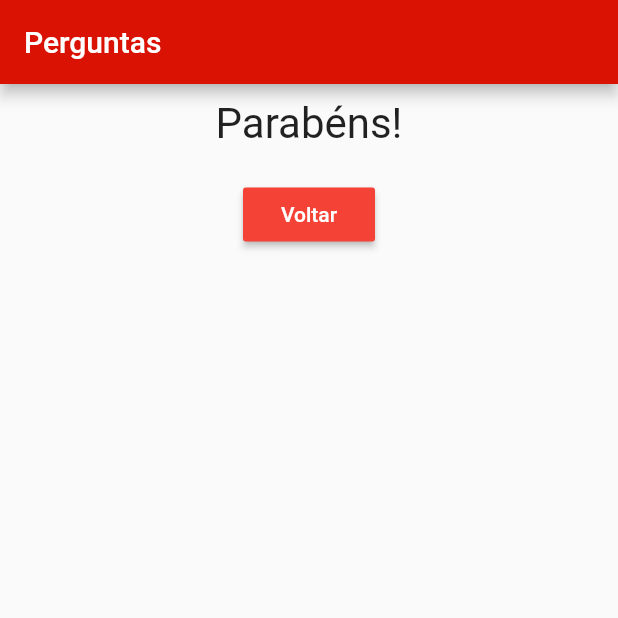
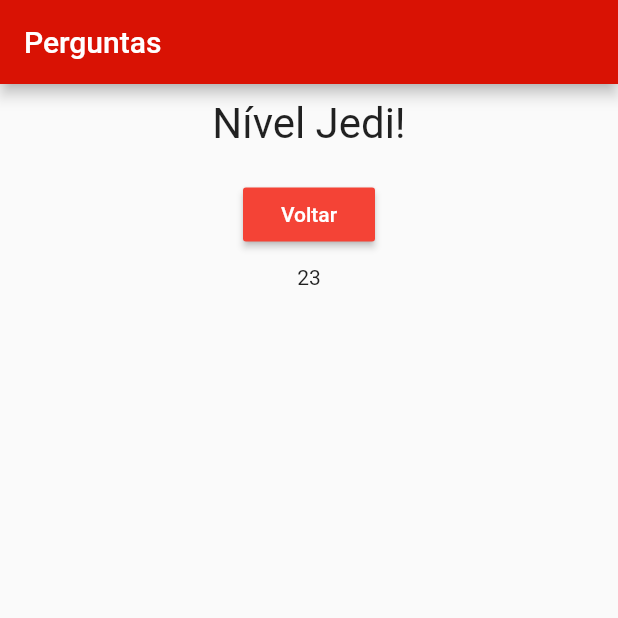
Before and after one commit to pjfernandes/perguntas_app_novo, a Flutter app: the screen it shows after launch, after a tap on "Cachorro", after a tap on "Vermelho", after a tap on "Pedro", on a phone screen of 412 x 824 dp, the top half of it. Run offline on Flutter 3.47's test engine with Material 2 defaults, Android fonts, the phone set to English and light mode, and no system bars.

Commit message:
app done

```diff
--- a/lib/main.dart
+++ b/lib/main.dart
@@ -16,20 +16,37 @@ class PerguntaApp extends StatefulWidget {
 class _PerguntaAppState extends State<PerguntaApp> {
   //ESTADO GERENCIADO NESSA CLASSE
 
-  int _perguntaSelecionada = 0;
+  var _perguntaSelecionada = 0;
+
+  var _pontuacaoTotal = 0;
 
   final _perguntas = const [
     {
       'texto': 'Qual é o seu animal favorito?',
-      'respostas': ['Cachorro', 'Coelho', 'Cobra', 'Elefante']
+      'respostas': [
+        {'texto': 'Cachorro', 'pontuacao': 10},
+        {'texto': 'Coelho', 'pontuacao': 5},
+        {'texto': 'Cobra', 'pontuacao': 8},
+        {'texto': 'Elefante', 'pontuacao': 7},
+      ]
     },
     {
       'texto': 'Qual é a sua cor favorita?',
-      'respostas': ['Preto', 'Vermelho', 'Azul', 'Amarelo'],
+      'respostas': [
+        {'texto': 'Preto', 'pontuacao': 10},
+        {'texto': 'Vermelho', 'pontuacao': 3},
+        {'texto': 'Azul', 'pontuacao': 4},
+        {'texto': 'Amarelo', 'pontuacao': 8},
+      ],
     },
     {
       'texto': 'Qual seu instrutor favorito?',
-      'respostas': ['Maria', 'João', 'Pedro', 'José'],
+      'respostas': [
+        {'texto': 'Maria', 'pontuacao': 7},
+        {'texto': 'João', 'pontuacao': 5},
+        {'texto': 'Pedro', 'pontuacao': 10},
+        {'texto': 'José', 'pontuacao': 10},
+      ],
     },
   ];
 
@@ -37,25 +54,25 @@ class _PerguntaAppState extends State<PerguntaApp> {
     return _perguntaSelecionada < _perguntas.length;
   }
 
-  void _responder() {
+  void _responder(int pontuacao) {
     if (temPerguntaSelecionada) {
       setState(() {
-        if (temPerguntaSelecionada) {}
         _perguntaSelecionada++;
+        _pontuacaoTotal += pontuacao;
       });
     }
-    //print(_perguntaSelecionada);
   }
 
   void reset() {
     setState(() {
       _perguntaSelecionada = 0;
+      _pontuacaoTotal = 0;
     });
   }
 
   @override
   Widget build(BuildContext context) {
-    List<String> respostas = temPerguntaSelecionada
+    List<Map<String, Object>> respostas = temPerguntaSelecionada
         ? _perguntas[_perguntaSelecionada].cast()['respostas']
         : [];
 
@@ -73,15 +90,17 @@ class _PerguntaAppState extends State<PerguntaApp> {
             ? Questionario(
                 perguntas: _perguntas,
                 perguntaSelecionada: _perguntaSelecionada,
-              responder: _responder)
+                responder: (_pontuacaoTotal) => _responder(_pontuacaoTotal),
+              )
             // Column(
             //     children: <Widget>[
             //       Questao(_perguntas[_perguntaSelecionada]['texto'].toString()),
             //       ...respostas.map((e) => Resposta(e, _responder)).toList(),
             //     ],
             //   )
-          : Resultado(reset),
-    ));
+            : Resultado(reset, _pontuacaoTotal),
+      ),
+    );
   }
 }
 
--- a/lib/questionario.dart
+++ b/lib/questionario.dart
@@ -5,7 +5,7 @@ import './resposta.dart';
 class Questionario extends StatelessWidget {
   final List<Map<String, Object>> perguntas;
   final int perguntaSelecionada;
-  final void Function() responder;
+  final void Function(int) responder;
 
   Questionario(
       {required this.perguntas,
@@ -18,14 +18,21 @@ class Questionario extends StatelessWidget {
 
   @override
   Widget build(BuildContext context) {
-    List<String> respostas = temPerguntaSelecionada
+    List<Map<String, Object>> respostas = temPerguntaSelecionada
         ? perguntas[perguntaSelecionada].cast()['respostas']
         : [];
 
     return Column(
       children: <Widget>[
-        Questao(perguntas[perguntaSelecionada]['texto'].toString()),
-        ...respostas.map((e) => Resposta(e, responder)),
+        Questao(
+          perguntas[perguntaSelecionada]['texto'].toString(),
+        ),
+        ...respostas.map((resp) {
+          return Resposta(
+            resp['texto'].toString(),
+            () => responder(int.parse(resp['pontuacao'].toString())),
+          );
+        }),
       ],
     );
   }
--- a/lib/resultado.dart
+++ b/lib/resultado.dart
@@ -2,14 +2,29 @@ import 'package:flutter/material.dart';
 
 class Resultado extends StatelessWidget {
   final void Function() reload;
-  const Resultado(this.reload);
+  final int pontuacao;
+  const Resultado(this.reload, this.pontuacao);
+
+  String fraseResultado(int pontuacao) {
+    if (pontuacao < 8) {
+      return "Parabéns";
+    } else if (pontuacao < 12) {
+      return 'Você é bom!';
+    } else if (pontuacao < 16) {
+      return 'Inpressionante';
+    } else {
+      return 'Nível Jedi!';
+    }
+  }
 
   @override
   Widget build(BuildContext context) {
     return Center(
-        child: Column(children: [
+      child: Column(
+        children: [
           Container(
-        child: Text("Parabéns!", style: TextStyle(fontSize: 28)),
+            child:
+                Text(fraseResultado(pontuacao), style: TextStyle(fontSize: 28)),
             margin: EdgeInsets.all(10),
           ),
           Container(
@@ -21,6 +36,9 @@ class Resultado extends StatelessWidget {
             ),
             margin: EdgeInsets.all(10),
           ),
-    ]));
+          Text(pontuacao.toString()),
+        ],
+      ),
+    );
   }
 }
```
Lines whose indentation alone changed are shown as unchanged.
